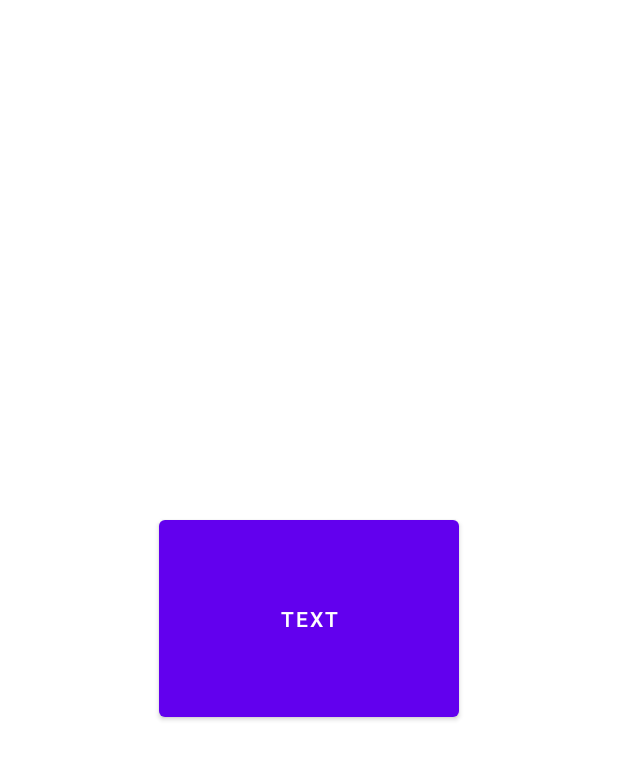
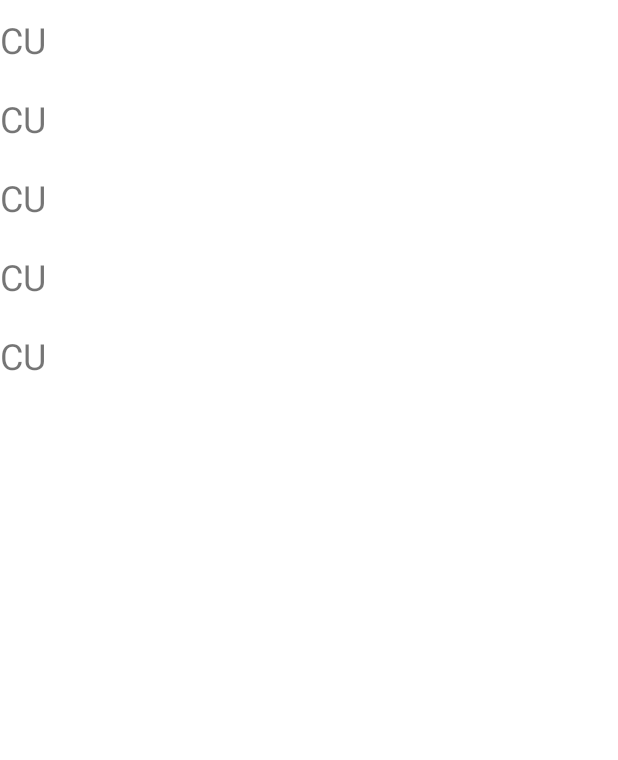
Before and after one commit to PedroHFCarvalho/NewPokedex, an Android app: the layout activity_main.xml on its own in the app's theme, with its tools: preview values and no code run, on a phone screen of 412 x 824 dp. Shown: the top 760 px of the screen. Run offline under Robolectric (Android 15) with nearby library versions, the phone set to English and light mode, and no system bars.

Commit message:
Exibição dos pokemons na tela inicial

```diff
--- a/app/src/main/java/com/pokedex/newpokedex/app/viewModel/listing/ListingInterpret.kt
+++ b/app/src/main/java/com/pokedex/newpokedex/app/viewModel/listing/ListingInterpret.kt
@@ -1,5 +1,5 @@
 package com.pokedex.newpokedex.app.viewModel.listing
 
-class ListingInterpret {
-
+open class ListingInterpret {
+ object GetList:ListingInterpret()
 }
--- a/app/src/main/res/layout/activity_main.xml
+++ b/app/src/main/res/layout/activity_main.xml
@@ -6,14 +6,18 @@
     android:layout_height="match_parent"
     tools:context=".app.view.MainActivity">
 
-    <Button
-        android:id="@+id/button"
-        android:layout_width="200dp"
-        android:layout_height="143dp"
-        android:text="Text"
+    <androidx.recyclerview.widget.RecyclerView
+        android:id="@+id/recyclerView"
+        android:layout_width="match_parent"
+        android:layout_height="match_parent"
+        app:layoutManager="androidx.recyclerview.widget.LinearLayoutManager"
         app:layout_constraintBottom_toBottomOf="parent"
         app:layout_constraintEnd_toEndOf="parent"
+        app:layout_constraintHorizontal_bias="1.0"
         app:layout_constraintStart_toStartOf="parent"
-        app:layout_constraintTop_toTopOf="parent" />
+        app:layout_constraintTop_toTopOf="parent"
+        app:layout_constraintVertical_bias="1.0"
+        tools:itemCount="5"
+        tools:listitem="@layout/view_list_pokemon" />
 
 </androidx.constraintlayout.widget.ConstraintLayout>
--- /dev/null
+++ b/app/src/main/res/layout/view_list_pokemon.xml
@@ -0,0 +1,17 @@
+<?xml version="1.0" encoding="utf-8"?>
+<LinearLayout xmlns:android="http://schemas.android.com/apk/res/android"
+    xmlns:tools="http://schemas.android.com/tools"
+    android:layout_width="match_parent"
+    android:layout_height="wrap_content"
+    android:orientation="vertical"
+    android:paddingVertical="10dp">
+
+
+    <TextView
+        android:id="@+id/text_list"
+        android:textSize="24sp"
+        tools:text="CU"
+        android:layout_width="match_parent"
+        android:layout_height="wrap_content"/>
+
+</LinearLayout>
```
Also changed, not shown: app/src/main/java/com/pokedex/newpokedex/app/view/AdapterList.kt (added, +31 -0 lines), app/src/main/java/com/pokedex/newpokedex/app/view/MainActivity.kt (+28 -2 lines), app/src/main/java/com/pokedex/newpokedex/app/viewModel/listing/ListingEvent.kt (+9 -1 lines), app/src/main/java/com/pokedex/newpokedex/app/viewModel/listing/ListingViewModel.kt (+33 -8 lines).
